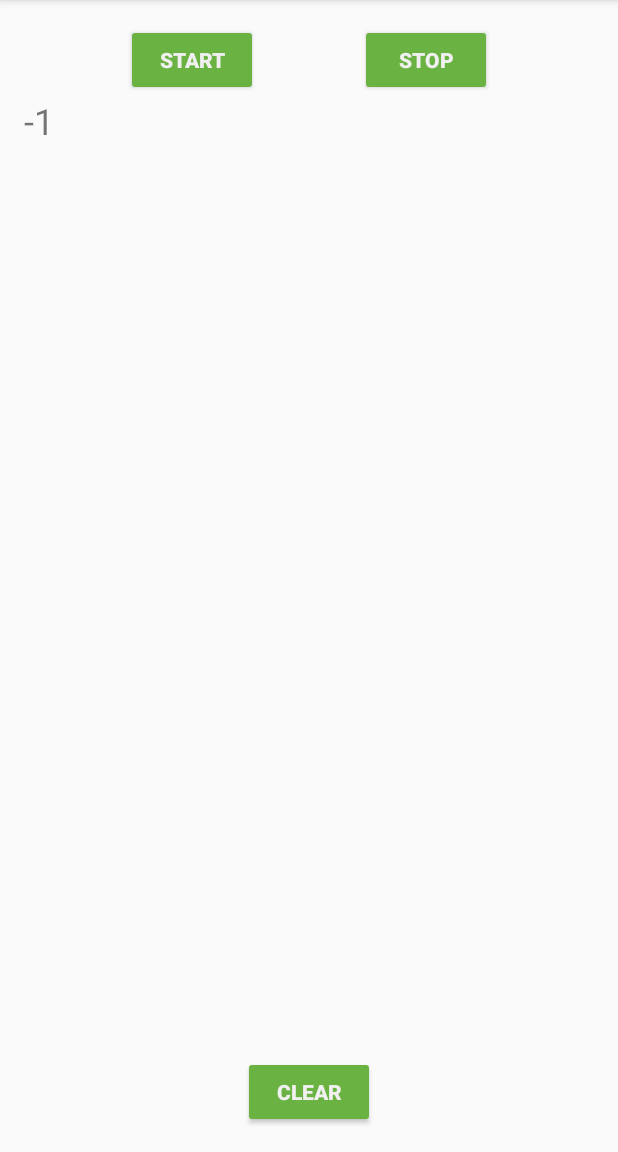
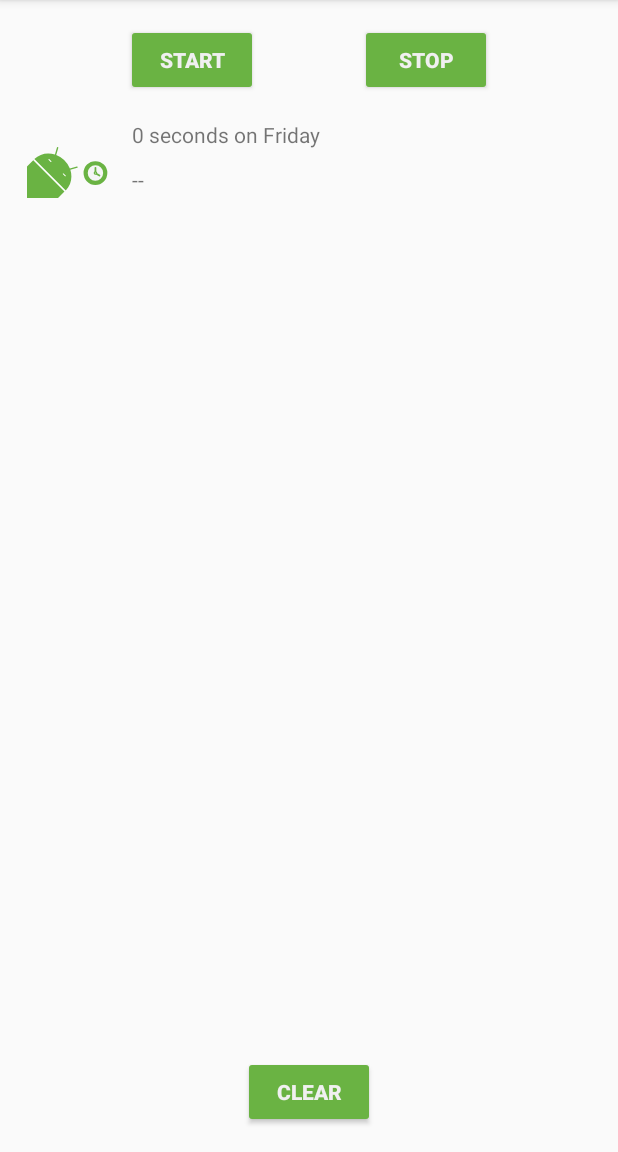
Before and after one commit to MoroProductionsDev/SleepTrackerRV-3, an Android app: the screen it shows after launch (MainActivity), after a tap on "START", on a phone screen of 412 x 824 dp, the part 84-1236 px from its top. Run offline under Robolectric (Android 15) with nearby library versions, the phone set to English and light mode, and no system bars; our stand-ins replace Room's generated code, data binding; Roboto replaces fonts that are not available here; 3 statements that could not run were skipped.

Commit message:
- added an internal class ViewHolder that has the variable to display in the view holder. Added switch statement that display the proper image base on the sleep quality.  Also added the text and the day

```diff
--- a/app/src/main/java/com/example/android/trackmysleepquality/sleeptracker/SleepNightAdapter.kt
+++ b/app/src/main/java/com/example/android/trackmysleepquality/sleeptracker/SleepNightAdapter.kt
@@ -16,16 +16,21 @@
 
 package com.example.android.trackmysleepquality.sleeptracker
 
+import android.graphics.Color
 import android.text.Layout
 import android.view.LayoutInflater
+import android.view.View
 import android.view.ViewGroup
+import android.widget.ImageView
 import android.widget.TextView
 import androidx.recyclerview.widget.RecyclerView
 import com.example.android.trackmysleepquality.R
 import com.example.android.trackmysleepquality.TextItemViewHolder
+import com.example.android.trackmysleepquality.convertDurationToFormatted
+import com.example.android.trackmysleepquality.convertNumericQualityToString
 import com.example.android.trackmysleepquality.database.SleepNight
 
-class SleepNightAdapter : RecyclerView.Adapter<TextItemViewHolder>() {
+class SleepNightAdapter : RecyclerView.Adapter<SleepNightAdapter.ViewHolder>() {
     // list of sleep night entities
     var data = listOf<SleepNight>()
 
@@ -42,19 +47,36 @@ class SleepNightAdapter : RecyclerView.Adapter<TextItemViewHolder>() {
 
     // Retrieves item from the data list
     // Set up so the recycler view can render the data
-    override fun onBindViewHolder(holder: TextItemViewHolder, position: Int) {
+    override fun onBindViewHolder(holder: ViewHolder, position: Int) {
         val item = data[position]
-        holder.textView.text = item.sleepQuality.toString()
+        val res = holder.itemView.context.resources
+        holder.sleepLength.text = convertDurationToFormatted(item.startTimeMilli, item.endTimeMilli, res)
+        holder.quality.text = convertNumericQualityToString(item.sleepQuality, res)
+        holder.qualityImage.setImageResource(when (item.sleepQuality) {
+            0 -> R.drawable.ic_sleep_0
+            1 -> R.drawable.ic_sleep_1
+            2 -> R.drawable.ic_sleep_2
+            3 -> R.drawable.ic_sleep_3
+            4 -> R.drawable.ic_sleep_4
+            5 -> R.drawable.ic_sleep_5
+            else -> R.drawable.ic_sleep_active
+        })
     }
 
     // inflates the TextItem view and return the ViewHolder
     // provide the view holder when requested
-    override fun onCreateViewHolder(parent: ViewGroup, viewType: Int): TextItemViewHolder {
+    override fun onCreateViewHolder(parent: ViewGroup, viewType: Int): ViewHolder {
         val layoutInflater = LayoutInflater.from(parent.context)
-        val view = layoutInflater.inflate(R.layout.text_item_view, parent, false) as TextView
-        return TextItemViewHolder(view)
+        val view = layoutInflater.inflate(R.layout.list_item_sleep_night, parent, false)
+        return ViewHolder(view)
     }
 
     // Let the recycle view node when the data changes
 
+    // internal view holder for display
+    class ViewHolder(itemView : View) : RecyclerView.ViewHolder(itemView) {
+        val sleepLength : TextView = itemView.findViewById(R.id.id_sleep_length)
+        val quality : TextView = itemView.findViewById(R.id.id_quality_string)
+        val qualityImage : ImageView = itemView.findViewById(R.id.id_quality_image)
+    }
 }
--- a/app/src/main/res/layout/list_item_sleep_night.xml
+++ b/app/src/main/res/layout/list_item_sleep_night.xml
@@ -1,7 +1,51 @@
 <?xml version="1.0" encoding="utf-8"?>
-<androidx.constraintlayout.widget.ConstraintLayout
-    xmlns:android="http://schemas.android.com/apk/res/android"
-    android:orientation="vertical"
+<androidx.constraintlayout.widget.ConstraintLayout xmlns:android="http://schemas.android.com/apk/res/android"
+    xmlns:app="http://schemas.android.com/apk/res-auto"
+    xmlns:tools="http://schemas.android.com/tools"
     android:layout_width="match_parent"
-    android:layout_height="wrap_content">
+    android:layout_height="wrap_content"
+    android:orientation="vertical">
+
+    <ImageView
+        android:id="@+id/id_quality_image"
+        android:layout_width="64dp"
+        android:layout_height="60dp"
+        android:layout_marginStart="16dp"
+        android:layout_marginTop="8dp"
+        android:layout_marginBottom="8dp"
+        app:layout_constraintBottom_toBottomOf="parent"
+        app:layout_constraintStart_toStartOf="parent"
+        app:layout_constraintTop_toTopOf="parent"
+        app:layout_constraintVertical_bias="0.483"
+        app:srcCompat="@drawable/ic_sleep_5"
+        tools:srcCompat="@drawable/ic_sleep_5" />
+
+    <TextView
+        android:id="@+id/id_sleep_length"
+        android:layout_width="0dp"
+        android:layout_height="wrap_content"
+        android:layout_marginStart="8dp"
+        android:layout_marginTop="8dp"
+        android:layout_marginEnd="16dp"
+        android:text="TextView"
+        android:contentDescription="this display the day of the recorded event"
+        app:layout_constraintEnd_toEndOf="parent"
+        app:layout_constraintStart_toEndOf="@+id/id_quality_image"
+        app:layout_constraintTop_toTopOf="@+id/id_quality_image"
+        tools:text="Wednesday" />
+
+    <TextView
+        android:id="@+id/id_quality_string"
+        android:layout_width="0dp"
+        android:layout_height="wrap_content"
+        android:layout_marginStart="8dp"
+        android:layout_marginTop="8dp"
+        android:layout_marginEnd="16dp"
+        android:layout_marginBottom="8dp"
+        android:text="TextView"
+        app:layout_constraintBottom_toBottomOf="parent"
+        app:layout_constraintEnd_toEndOf="parent"
+        app:layout_constraintStart_toEndOf="@+id/id_quality_image"
+        app:layout_constraintTop_toBottomOf="@+id/id_sleep_length"
+        tools:text="Excellent!!!" />
 </androidx.constraintlayout.widget.ConstraintLayout>
```
